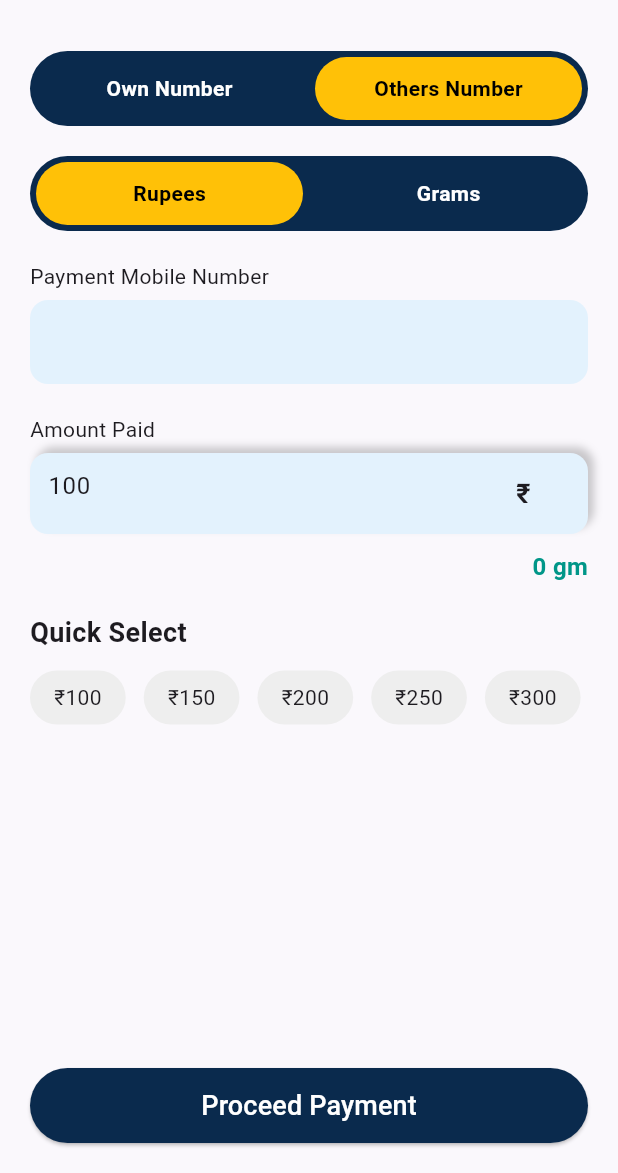
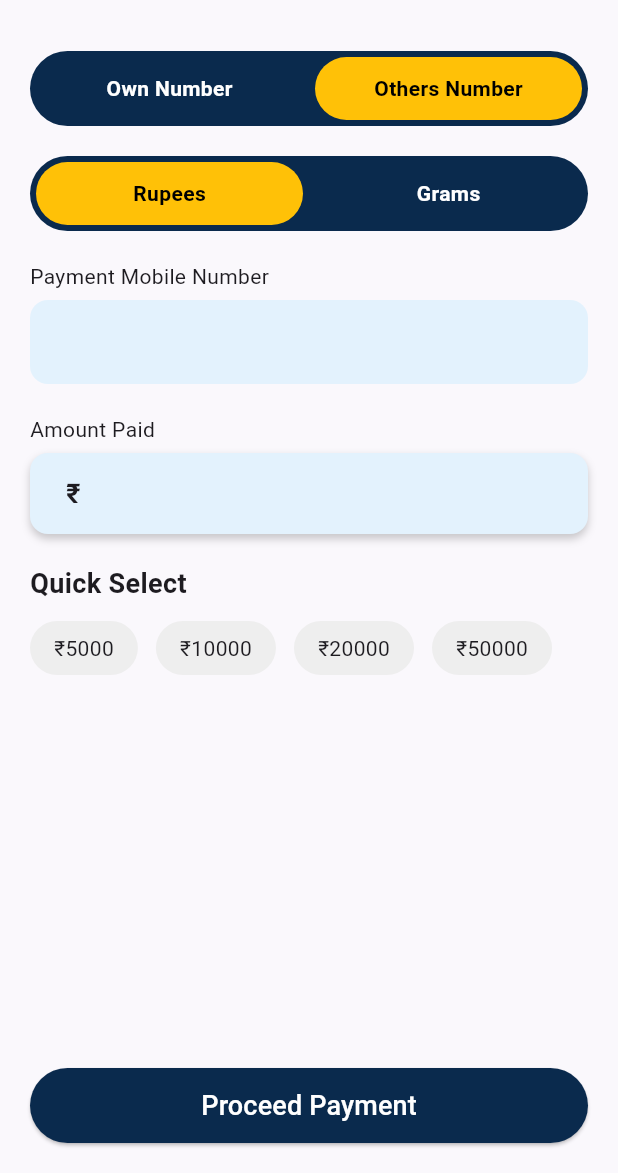
Before and after one commit to InobetaSolutions/AeseraJewels-Mobileapp, a Flutter app: the Payment_Screen screen opened by its route, after a tap on "Proceed Payment", after a tap on "Others Number", on a phone screen of 412 x 824 dp, the part 63-1236 px from its top. Run offline on Flutter 3.47's test engine with Material 3 defaults, Android fonts, the phone set to English and light mode, and no system bars; our stand-ins replace get, get_storage, google_fonts, image_picker, shared_preferences; accounts and stored records are empty; network calls fail.

Commit message:
complete integration

```diff
--- a/lib/models/payment_model.dart
+++ b/lib/models/payment_model.dart
@@ -1,35 +1,40 @@
 class PaymentModel {
   final String mobile;
+  final String others;
   final double amount;
+  final double totalAmount;
+  final String timestamp;
   final String status;
+  final double gram;
+  final double amountAllocated;
+  final double gramAllocated;
   final String id;
-  final DateTime timestamp;
 
   PaymentModel({
     required this.mobile,
+    required this.others,
     required this.amount,
+    required this.totalAmount,
+    required this.timestamp,
     required this.status,
+    required this.gram,
+    required this.amountAllocated,
+    required this.gramAllocated,
     required this.id,
-    required this.timestamp,
   });
 
   factory PaymentModel.fromJson(Map<String, dynamic> json) {
     return PaymentModel(
-      mobile: json['mobile'],
-      amount: (json['amount'] as num).toDouble(),
-      status: json['status'],
-      id: json['_id'],
-      timestamp: DateTime.parse(json['timestamp']),
+      mobile: json['mobile'] ?? '',
+      others: json['others'] ?? '',
+      amount: (json['amount'] ?? 0).toDouble(),
+      totalAmount: (json['totalAmount'] ?? 0).toDouble(),
+      timestamp: json['timestamp'] ?? '',
+      status: json['status'] ?? '',
+      gram: (json['gram'] ?? 0).toDouble(),
+      amountAllocated: (json['amount_allocated'] ?? 0).toDouble(),
+      gramAllocated: (json['gram_allocated'] ?? 0).toDouble(),
+      id: json['_id'] ?? '',
     );
   }
-
-  Map<String, dynamic> toJson() {
-    return {
-      'mobile': mobile,
-      'amount': amount,
-      'status': status,
-      '_id': id,
-      'timestamp': timestamp.toIso8601String(),
-    };
-  }
 }
--- a/lib/modules/otpverification/otp_controller.dart
+++ b/lib/modules/otpverification/otp_controller.dart
@@ -206,6 +206,7 @@
         final userToken = data['data']['token']?.toString() ?? '';
 
         await StorageService().saveUser(userName, userToken, mobile.value, userId);
+        print("Stored token: $userToken, ID: $userToken");
 
         Get.snackbar('Success', 'OTP verified successfully');
 
--- a/lib/modules/payment/payment_controller.dart
+++ b/lib/modules/payment/payment_controller.dart
@@ -1,99 +1,137 @@
-
 import 'dart:convert';
+import 'package:aesera_jewels/models/payment_model.dart';
+import 'package:aesera_jewels/modules/investment_details/portfolio_view.dart';
+import 'package:flutter/material.dart';
 import 'package:get/get.dart';
 import 'package:http/http.dart' as http;
-import 'package:aesera_jewels/services/storage_service.dart';
-import 'package:aesera_jewels/modules/investment_details/portfolio_view.dart';
-import 'package:aesera_jewels/modules/investment_details/portfolio_controller.dart';
+import '../../services/storage_service.dart';
 
 class Payment_Controller extends GetxController {
   /// Toggles
-  final isOwnNumber = true.obs;
-  final isRupees = true.obs;
+  RxBool isOwnNumber = true.obs;
+  RxBool isRupees = true.obs;
 
-  /// Input
-  final enteredMobile = ''.obs;
-  final enteredAmount = 0.obs;
-  final selectedValue = ''.obs;
+  /// Fields
+  RxString enteredMobile = ''.obs;
+  RxInt enteredAmount = 0.obs; // can be amount or grams
+  RxString selectedValue = ''.obs;
 
-  /// Options
-  final rupeesOptions = <String>['100', '150', '200', '250', '300'].obs;
-  final gramsOptions = <String>['2', '5', '50', '100', '200'].obs;
+  /// Quick select options
+  List<String> rupeesOptions = ["5000", "10000", "20000", "50000"];
+  List<String> gramsOptions = ["1", "2", "5", "10"];
+
+  /// API base URL
+  final String baseUrl = "http://13.204.96.244:3000/api/newPayment";
+
+  /// Gold Rate
+  RxDouble goldRate = 0.0.obs;
 
   @override
-  void onInit() {
+  void onInit() async {
     super.onInit();
-    selectedValue.value = rupeesOptions.first;
+    // Load gold rate from local storage
+    String? rate = await StorageService.getGoldRate();
+    goldRate.value = double.tryParse(rate ?? "0") ?? 0;
   }
 
-  /// Toggle own/others number
+  /// Toggle between own and others number
   void toggleNumber(bool own) {
     isOwnNumber.value = own;
-    if (own) enteredMobile.value = '';
   }
 
-  /// Toggle Rupees/Grams
-  void toggleMode(bool rupeesSelected) {
-    isRupees.value = rupeesSelected;
+  /// Toggle between rupees and grams
+  void toggleMode(bool rupees) {
+    isRupees.value = rupees;
     enteredAmount.value = 0;
-    selectedValue.value =
-        rupeesSelected ? rupeesOptions.first : gramsOptions.first;
+    selectedValue.value = '';
   }
 
-  /// Quick select
+  /// Update amount when typing
+  void updateEnteredAmount(int value) {
+    enteredAmount.value = value;
+  }
+
+  /// Quick select value
   void selectValue(String value) {
     selectedValue.value = value;
     enteredAmount.value = int.tryParse(value) ?? 0;
   }
 
-  /// Text field entry
-  void updateEnteredAmount(int value) {
-    enteredAmount.value = value;
-    if (value > 0) selectedValue.value = value.toString();
+  /// Calculate conversion result
+  String getConversion() {
+    if (goldRate.value == 0) return "Loading...";
+    if (isRupees.value) {
+      double gm = enteredAmount.value / goldRate.value;
+      return "${gm.toStringAsFixed(3)} gm";
+    } else {
+      double rupees = enteredAmount.value * goldRate.value;
+      return "₹${rupees.toStringAsFixed(2)}";
+    }
   }
 
-  /// API call
+  /// Create Payment API Call
   Future<void> createPayment() async {
-    final mobile = isOwnNumber.value
-        ? await StorageService().getMobile() ?? ''
-        : enteredMobile.value.trim();
+    try {
+      String? mobile = isOwnNumber.value
+          ? StorageService().getMobile()
+          : enteredMobile.value;
 
-    if (mobile.isEmpty || !RegExp(r'^\d{10}$').hasMatch(mobile)) {
-      Get.snackbar("Error", "Enter a valid 10-digit mobile number");
-      return;
-    }
+      if (mobile == null || mobile.isEmpty) {
+        Get.snackbar("Error", "Please enter mobile number");
+        return;
+      }
 
-    final amount = enteredAmount.value > 0
-        ? enteredAmount.value
-        : int.tryParse(selectedValue.value) ?? 0;
+      double amount = isRupees.value ? enteredAmount.value.toDouble() : 0;
+      double gram = isRupees.value ? 0 : enteredAmount.value.toDouble();
 
-    if (amount <= 0) {
-      Get.snackbar("Error", "Please enter valid amount/grams");
-      return;
-    }
+      double amountAllocated = amount > 0 ? amount : gram * goldRate.value;
+      double gramAllocated = gram > 0 ? gram : amount / goldRate.value;
 
-    try {
-      final response = await http.post(
-        Uri.parse("http://13.204.96.244:3000/api/create-payment"),
-        headers: {"Content-Type": "application/json"},
-        body: jsonEncode({
-          "mobile": mobile,
-          "mode": isRupees.value ? "rupees" : "grams",
-          "amount": amount,
-        }),
+      var token = await StorageService.getTokenAsync();
+      print("Token: $token");
+      var headers = {
+        'Content-Type': 'application/json',
+        'Authorization': 'Bearer $token',
+      };
+
+      var body = json.encode({
+        "mobile": mobile,
+        "others": isOwnNumber.value ? "" : enteredMobile.value,
+        "amount": amount,
+        "gram_allocated": gramAllocated,
+        "gram": gram,
+        "amount_allocated": amountAllocated,
+      });
+
+      //  "mobile": mobile,
+      // "others": isOwnNumber.value ? "" : enteredMobile.value,
+      // "amount": amount,
+      // "gram": gram,
+      // "amount_allocated": amountAllocated,
+      // "gram_allocated": gramAllocated
+
+      print("Request Body: $body");
+
+      var response = await http.post(
+        Uri.parse(baseUrl),
+        headers: headers,
+        body: body,
       );
 
       if (response.statusCode == 200 || response.statusCode == 201) {
-        final tabIndex = isRupees.value
-            ? InvestmentController.TAB_PAID
-            : InvestmentController.TAB_RECEIVED;
+        var data = json.decode(response.body);
+        PaymentModel payment = PaymentModel.fromJson(data);
 
-        Get.offAll(() => InvestmentDetailScreen(initialTabIndex: tabIndex));
+        Get.snackbar("Success", "Payment successfully created!");
+        int initialTabIndex = payment.amount == 0 ? 1 : 0;
+        Get.to(
+          () => InvestmentDetailScreen(initialTabIndex: initialTabIndex),
+        ); // Replace 0 with desired tab index
       } else {
-        Get.snackbar("Error", response.reasonPhrase ?? "Payment failed");
+        Get.snackbar("Error", "Failed: ${response.reasonPhrase}");
       }
     } catch (e) {
-      Get.snackbar("Error", "Something went wrong: $e");
+      Get.snackbar("Error", e.toString());
     }
   }
 }
--- a/lib/modules/payment/payment_screen.dart
+++ b/lib/modules/payment/payment_screen.dart
@@ -1,67 +1,30 @@
-
 import 'package:flutter/material.dart';
 import 'package:flutter/services.dart';
 import 'package:get/get.dart';
 import 'payment_controller.dart';
 
-class Payment_Screen extends StatefulWidget {
-  const Payment_Screen({super.key});
+class Payment_Screen extends GetView<Payment_Controller> {
+  Payment_Screen({super.key});
+
+  final Payment_Controller controller = Get.put(Payment_Controller());
 
   @override
-  State<Payment_Screen> createState() => _Payment_ScreenState();
-}
-
-class _Payment_ScreenState extends State<Payment_Screen> {
-  final Payment_Controller controller = Get.put(Payment_Controller());
-
-  late TextEditingController textController;
-  final TextEditingController mobileController = TextEditingController();
-
-  @override
-  void initState() {
-    super.initState();
-
-    /// init with controller state
-    textController = TextEditingController(
+  Widget build(BuildContext context) {
+    final textController = TextEditingController(
       text: controller.enteredAmount.value > 0
           ? controller.enteredAmount.value.toString()
           : controller.selectedValue.value,
     );
 
-    /// listen to typing
+    final mobileController = TextEditingController();
+
+    /// Sync text changes
     textController.addListener(() {
       final txt = textController.text.trim();
       final intVal = int.tryParse(txt) ?? 0;
       controller.updateEnteredAmount(intVal);
     });
 
-    /// sync if quick select changes
-    ever(controller.selectedValue, (val) {
-      if (controller.enteredAmount.value == 0) {
-        textController.text = val ?? '';
-        textController.selection = TextSelection.collapsed(
-            offset: textController.text.length);
-      }
-    });
-
-    /// sync on toggle Rupees/Grams
-    ever(controller.isRupees, (_) {
-      final sel = controller.selectedValue.value;
-      textController.text = sel;
-      textController.selection =
-          TextSelection.collapsed(offset: textController.text.length);
-    });
-  }
-
-  @override
-  void dispose() {
-    textController.dispose();
-    mobileController.dispose();
-    super.dispose();
-  }
-
-  @override
-  Widget build(BuildContext context) {
     return Scaffold(
       backgroundColor: const Color(0xFFFAF8FC),
       appBar: AppBar(
@@ -71,7 +34,8 @@
         title: const Text("Payment", style: TextStyle(color: Colors.black)),
         leading: BackButton(color: Colors.black, onPressed: () => Get.back()),
       ),
-      body: Obx(() => Padding(
+      body: Obx(
+        () => Padding(
           padding: const EdgeInsets.all(20),
           child: Column(
             crossAxisAlignment: CrossAxisAlignment.start,
@@ -104,9 +68,7 @@
                     TextField(
                       controller: mobileController,
                       keyboardType: TextInputType.phone,
-                        inputFormatters: [
-                          FilteringTextInputFormatter.digitsOnly
-                        ],
+                      inputFormatters: [FilteringTextInputFormatter.digitsOnly],
                       onChanged: (v) => controller.enteredMobile.value = v,
                       decoration: InputDecoration(
                         filled: true,
@@ -125,14 +87,13 @@
               Text(controller.isRupees.value ? "Amount Paid" : "Weight (gm)"),
               const SizedBox(height: 6),
               Container(
-                  padding:
-                      const EdgeInsets.symmetric(horizontal: 12, vertical: 2),
+                padding: const EdgeInsets.symmetric(horizontal: 12, vertical: 2),
                 decoration: BoxDecoration(
                   color: Colors.blue.shade50,
                   borderRadius: BorderRadius.circular(12),
                   boxShadow: [
                     BoxShadow(
-                        offset: const Offset(4, -4),
+                      offset: const Offset(0, 3),
                       blurRadius: 4,
                       color: Colors.black.withOpacity(0.2),
                     ),
@@ -144,48 +105,44 @@
                   inputFormatters: [FilteringTextInputFormatter.digitsOnly],
                   decoration: InputDecoration(
                     border: InputBorder.none,
-                      suffixIcon: Obx(() => Padding(
+                    prefixIcon: Padding(
                       padding: const EdgeInsets.all(12),
                       child: Text(
                         controller.isRupees.value ? "₹" : "gm",
                         style: const TextStyle(
-                                  fontSize: 18, fontWeight: FontWeight.bold),
-                            ),
-                          )),
+                          fontSize: 18,
+                          fontWeight: FontWeight.bold,
                         ),
                       ),
                     ),
-                const SizedBox(height: 10),
-
-                /// Conversion
-                Obx(() => Align(
-                      alignment: Alignment.centerRight,
+                    suffix: Padding(
+                      padding: const EdgeInsets.only(right: 12),
                       child: Text(
-                        controller.isRupees.value
-                            ? "${controller.enteredAmount.value ~/ 6200} gm"
-                            : "₹${controller.enteredAmount.value * 6200}",
+                        controller.getConversion(),
                         style: const TextStyle(
                           fontSize: 16,
                           fontWeight: FontWeight.w600,
-                            color: Colors.teal),
+                          color: Colors.teal,
                         ),
-                    )),
+                      ),
+                    ),
+                  ),
+                ),
+              ),
               const SizedBox(height: 20),
 
               /// Quick Select
               const Text("Quick Select",
-                    style:
-                        TextStyle(fontSize: 18, fontWeight: FontWeight.bold)),
+                  style: TextStyle(fontSize: 18, fontWeight: FontWeight.bold)),
               const SizedBox(height: 12),
-                Obx(() => Wrap(
+              Wrap(
                 spacing: 12,
                 children: (controller.isRupees.value
                         ? controller.rupeesOptions
                         : controller.gramsOptions)
                     .map((option) {
-                        final isSelected = controller.enteredAmount.value
-                                .toString() ==
-                            option;
+                  final isSelected =
+                      controller.enteredAmount.value.toString() == option;
                   return GestureDetector(
                     onTap: () {
                       controller.selectValue(option);
@@ -213,8 +170,7 @@
                     ),
                   );
                 }).toList(),
-                    )),
-
+              ),
               const Spacer(),
 
               /// Proceed Button
@@ -232,7 +188,8 @@
               ),
             ],
           ),
-          )),
+        ),
+      ),
     );
   }
 
--- a/lib/modules/payment_selection/payment_selection_controller.dart
+++ b/lib/modules/payment_selection/payment_selection_controller.dart
@@ -86,7 +86,7 @@
         /// ✅ Navigation after success
         if (sourceScreen == "catalog") {
           Get.offAll(() => InvestmentDetailScreen(initialTabIndex: 2));
-        } else if (sourceScreen == "buy_gold") {
+        } else if (sourceScreen == "") {
           final buyGoldCtrl = Get.find<BuyGoldController>();
           int tabIndex = buyGoldCtrl.isRupees.value ? 0 : 1;
           Get.offAll(() => InvestmentDetailScreen(initialTabIndex: tabIndex));
```
Also changed, not shown: lib/models/investment_model.dart (+35 -7 lines), lib/modules/investment_details/portfolio_controller.dart (+22 -24 lines), lib/modules/investment_details/portfolio_view.dart (+10 -22 lines). Lines whose indentation alone changed are shown as unchanged.
